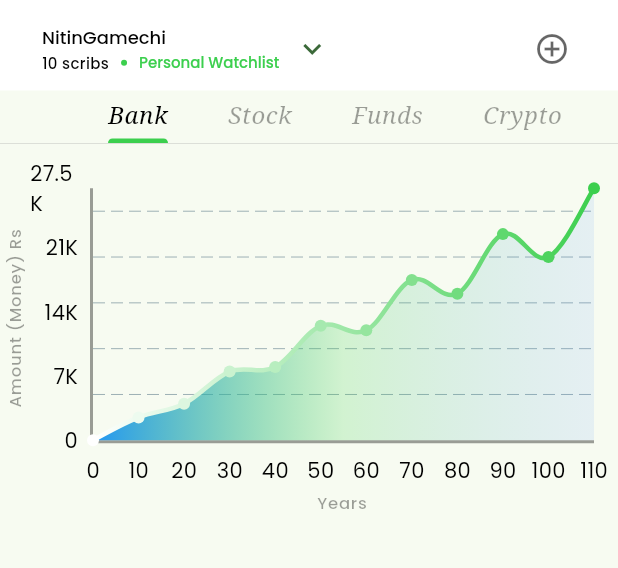
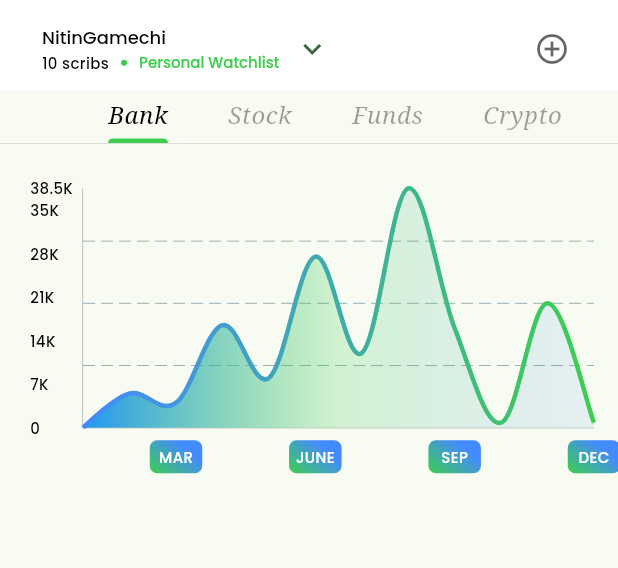
Before and after one commit to GamechiNitin/SimpleBank, a Flutter app: the WatchListScreen screen opened directly, on a phone screen of 412 x 824 dp, the part 52-620 px from its top. Run offline on Flutter 3.47's test engine with Material 2 defaults, Android fonts, the phone set to English and light mode, and no system bars; drawn by our look-alikes of fl_chart; our stand-ins replace flutter_bloc, google_fonts, shared_preferences; accounts and stored records are empty.

Commit message:
Line Chart Revision 2

```diff
--- a/lib/view/screen/bnb/watchlist_screen.dart
+++ b/lib/view/screen/bnb/watchlist_screen.dart
@@ -3,6 +3,7 @@ import 'dart:math';
 import 'package:fl_chart/fl_chart.dart';
 import 'package:flutter/gestures.dart';
 import 'package:simple_bank/utils/import.dart';
+import 'package:simple_bank/view/widget/chart/line_chart.dart';
 import 'package:simple_bank/view/widget/radio_widget.dart';
 import 'package:simple_bank/view/widget/watchlist_dropdown.dart';
 
@@ -232,9 +233,11 @@ class _WatchListScreenState extends State<WatchListScreen>
       body: TabBarView(
         controller: controller,
         children: [
-          flChart(),
-          // Center(child: Text("Bank",),),
-          // HomeScreen(),
+          ListView(
+            children: const [
+              LineChartWidget(),
+            ],
+          ),
           const Center(child: Text("Stock")),
           const Center(child: Text("Funds")),
           const Center(child: Text("Crypto")),
@@ -244,131 +247,4 @@ class _WatchListScreenState extends State<WatchListScreen>
       ),
     );
   }
-
-  Widget flChart() {
-    return Column(
-      children: [
-        Container(
-          padding: const EdgeInsets.only(top: 30, right: 16),
-          width: MediaQuery.of(context).size.width,
-          height: 250,
-          child: LineChart(
-            LineChartData(
-              // backgroundColor: kLPrimaryColor,
-
-              gridData: FlGridData(
-                drawVerticalLine: false,
-              ),
-              titlesData: FlTitlesData(
-                topTitles: AxisTitles(
-                  sideTitles: SideTitles(),
-                ),
-                bottomTitles: AxisTitles(
-                  sideTitles: SideTitles(
-                    showTitles: true,
-                    reservedSize: 30,
-                    // interval: 7000,
-                    // getTitlesWidget: (value, meta) {},
-                  ),
-                  axisNameWidget: Text(
-                    "Years",
-                    style: Theme.of(context).textTheme.labelSmall,
-                  ),
-                  axisNameSize: 20,
-                ),
-                rightTitles: AxisTitles(),
-                leftTitles: AxisTitles(
-                  sideTitles: SideTitles(
-                    showTitles: true,
-                    reservedSize: 40,
-                    interval: 7000,
-                    // getTitlesWidget: (value, meta) {},
-                  ),
-                  drawBehindEverything: true,
-                  axisNameWidget: Text(
-                    "Amount (Money) Rs ",
-                    style: Theme.of(context).textTheme.labelSmall,
-                  ),
-                  axisNameSize: 20,
-                ),
-              ),
-              borderData: FlBorderData(
-                show: true,
-                border: Border(
-                  bottom: BorderSide(
-                    color: Theme.of(context).textTheme.labelSmall!.color!,
-                    width: 2,
-                  ),
-                  left: BorderSide(
-                    color: Theme.of(context).textTheme.labelSmall!.color!,
-                    width: 2,
-                  ),
-                ),
-              ),
-              clipData: FlClipData(
-                bottom: false,
-                left: false,
-                right: false,
-                top: true,
-              ),
-              // read about it in the LineChartData section
-              // baselineX: 2,
-              betweenBarsData: [
-                // BetweenBarsData(
-                //   fromIndex: 0,
-                //   toIndex: 11,
-                //   color: kErrorColor,
-                // ),
-              ],
-              // maxX: 2,
-
-              lineBarsData: [
-                LineChartBarData(
-                  belowBarData: BarAreaData(
-                    show: true,
-                    // color: kPrimaryColor,
-                    gradient: LinearGradient(
-                      colors: [
-                        kBlueColor,
-                        kPrimaryColor.withOpacity(0.2),
-                        kBlueAccentColor.withOpacity(0.1),
-                        // kErrorColor,
-                      ],
-                    ),
-                  ),
-                  dotData: FlDotData(
-                    show: true,
-                  ),
-                  lineChartStepData: LineChartStepData(
-                    stepDirection: 20,
-                  ),
-                  isCurved: true,
-                  color: kWhiteColor,
-                  gradient: const LinearGradient(
-                    colors: [
-                      kWhiteColor,
-                      // kBlueAccentColor,
-                      kPrimaryColor,
-                      // kErrorColor,
-                    ],
-                  ),
-                  barWidth: 3,
-                  spots: List.generate(
-                    12,
-                    (index) => FlSpot(
-                      index.toDouble() * 10,
-                      index.isEven ? index * 2000 : index * 2500,
-                    ),
-                  ),
-                ),
-              ],
-            ),
-            swapAnimationDuration:
-                const Duration(milliseconds: 150), // Optional
-            swapAnimationCurve: Curves.linear, // Optional
-          ),
-        ),
-      ],
-    );
-  }
 }
--- /dev/null
+++ b/lib/view/widget/chart/line_chart.dart
@@ -0,0 +1,179 @@
+import 'package:fl_chart/fl_chart.dart';
+import 'package:simple_bank/utils/import.dart';
+
+class LineChartWidget extends StatelessWidget {
+  const LineChartWidget({super.key});
+
+  @override
+  Widget build(BuildContext context) {
+    return Container(
+      padding: const EdgeInsets.only(top: 30, right: 16, left: 20),
+      width: MediaQuery.of(context).size.width,
+      height: 220,
+      child: LineChart(
+        LineChartData(
+          // backgroundColor: kLPrimaryColor,
+
+          gridData: FlGridData(
+            drawVerticalLine: false,
+          ),
+          titlesData: FlTitlesData(
+            topTitles: AxisTitles(
+              sideTitles: SideTitles(),
+            ),
+            bottomTitles: AxisTitles(
+              drawBehindEverything: false,
+              sideTitles: SideTitles(
+                showTitles: true,
+                reservedSize: 30,
+                getTitlesWidget: (value, meta) {
+                  Widget text(String val) => Container(
+                        width: 35,
+                        alignment: Alignment.center,
+                        decoration: BoxDecoration(
+                          borderRadius: BorderRadius.circular(5),
+                          gradient: const LinearGradient(
+                            begin: Alignment.topCenter,
+                            end: Alignment.bottomLeft,
+                            colors: [
+                              kBlueAccentColor,
+                              kPrimaryColor,
+                            ],
+                          ),
+                        ),
+                        margin: const EdgeInsets.only(top: 8),
+                        child: Text(
+                          val,
+                          style:
+                              Theme.of(context).textTheme.bodyMedium?.copyWith(
+                                    fontSize: 10,
+                                    fontWeight: FontWeight.w500,
+                                    color: kWhiteColor,
+                                  ),
+                        ),
+                      );
+                  switch (value.toInt()) {
+                    case 3:
+                      return text("MAR");
+                    case 6:
+                      return text("JUNE");
+                    case 9:
+                      return text("SEP");
+                    case 12:
+                      return text("DEC");
+                    default:
+                      return const SizedBox();
+                  }
+                },
+              ),
+            ),
+            rightTitles: AxisTitles(),
+            leftTitles: AxisTitles(
+              sideTitles: SideTitles(
+                showTitles: true,
+                reservedSize: 35,
+                interval: 7000,
+                getTitlesWidget: (value, meta) {
+                  Widget text(String val) => Text(
+                        val,
+                        style: Theme.of(context).textTheme.bodyMedium?.copyWith(
+                              fontSize: 10,
+                              fontWeight: FontWeight.w500,
+                            ),
+                      );
+                  return text(meta.formattedValue);
+                },
+              ),
+              drawBehindEverything: true,
+            ),
+          ),
+
+          borderData: FlBorderData(
+            show: true,
+            border: Border(
+              bottom: BorderSide(
+                color: Theme.of(context).textTheme.labelSmall!.color!,
+                width: 0.4,
+              ),
+              left: BorderSide(
+                color: Theme.of(context).textTheme.labelSmall!.color!,
+                width: 0.4,
+              ),
+            ),
+          ),
+          clipData: FlClipData(
+            bottom: false,
+            left: false,
+            right: false,
+            top: false,
+          ),
+          // read about it in the LineChartData section
+          // baselineX: 2,
+          betweenBarsData: [
+            // BetweenBarsData(
+            //   fromIndex: 0,
+            //   toIndex: 11,
+            //   color: kErrorColor,
+            // ),
+          ],
+          // maxX: 2,
+
+          lineBarsData: [
+            LineChartBarData(
+              belowBarData: BarAreaData(
+                show: true,
+                // color: kPrimaryColor,
+                gradient: LinearGradient(
+                  colors: [
+                    kBlueColor,
+                    kPrimaryColor.withOpacity(0.2),
+                    kBlueAccentColor.withOpacity(0.1),
+                  ],
+                ),
+              ),
+              dotData: FlDotData(
+                show: false,
+                checkToShowDot: (spot, barData) {
+                  return spot.y != 0;
+                },
+                getDotPainter: (p0, p1, p2, p3) {
+                  return FlDotCirclePainter(
+                    color: kBlueAccentColor,
+                    radius: 4,
+                    strokeColor: kWhiteColor.withOpacity(0.3),
+                    strokeWidth: 5,
+                  );
+                },
+              ),
+              // lineChartStepData: LineChartStepData(stepDirection: 20),
+              isCurved: true,
+              color: kWhiteColor,
+              gradient: const LinearGradient(
+                colors: [
+                  // kWhiteColor,
+                  kBlueAccentColor,
+                  kPrimaryColor,
+                  // kErrorColor,
+                ],
+              ),
+              barWidth: 3,
+              spots: List.generate(
+                12,
+                (index) => FlSpot(
+                  index.toDouble() + 1,
+                  index.isEven
+                      ? index * 2000
+                      : index >= 8
+                          ? index - 1 * -800
+                          : index * 5500,
+                ),
+              ),
+            ),
+          ],
+        ),
+        swapAnimationDuration: const Duration(milliseconds: 150), // Optional
+        swapAnimationCurve: Curves.linear, // Optional
+      ),
+    );
+  }
+}
```
